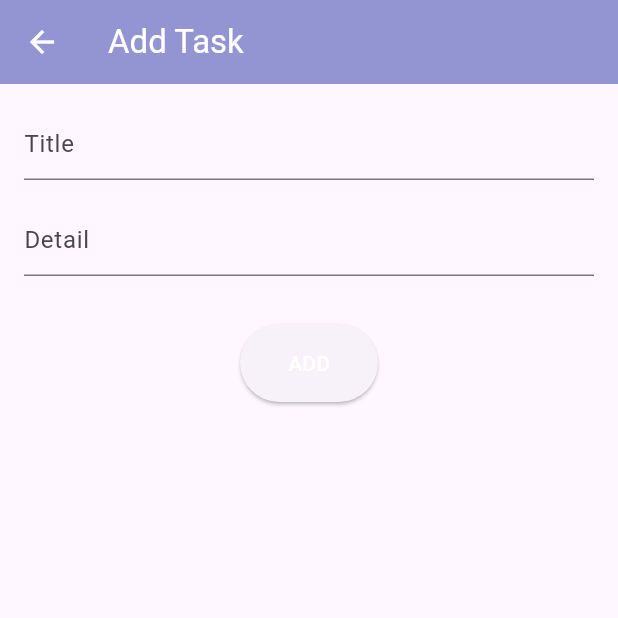
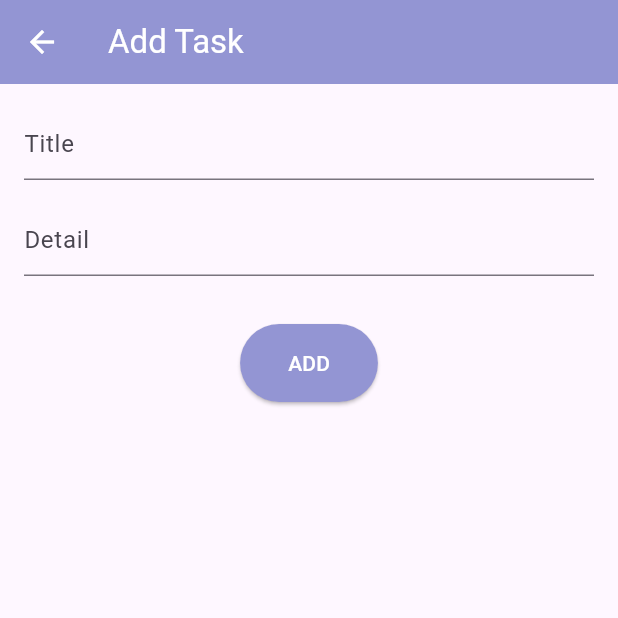
Before and after one commit to tomdan-ai/flutter_todo_list, a Flutter app: the AddTaskScreen screen opened directly, on a phone screen of 412 x 824 dp, the top half of it. Run offline on Flutter 3.47's test engine with Material 3 defaults, Android fonts, the phone set to English and light mode, and no system bars; our stand-ins replace shared_preferences; accounts and stored records are empty.

Commit message:
Complete application

```diff
--- a/lib/screens/add_task.dart
+++ b/lib/screens/add_task.dart
@@ -56,7 +56,7 @@ class _AddTaskScreenState extends State<AddTaskScreen> {
                 ),
               ),
               style: ElevatedButton.styleFrom(
-                // primary: Colors.purple,
+              backgroundColor: Color(0xFF9395D3),
                 padding: EdgeInsets.symmetric(horizontal: 32.0, vertical: 16.0),
               ),
             ),
```
